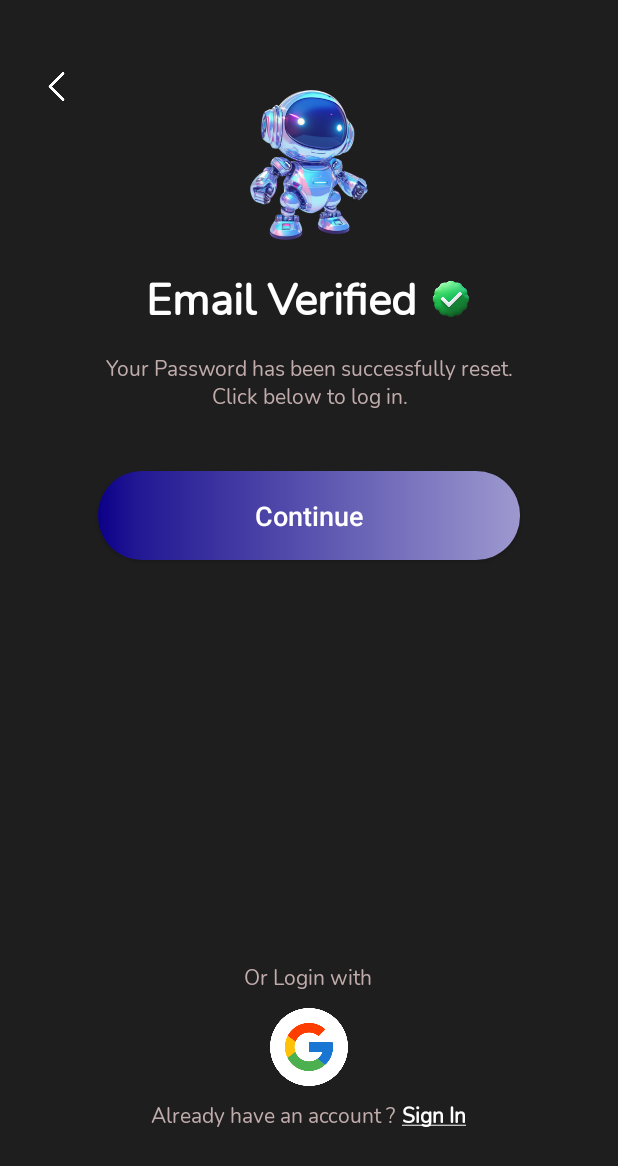
After one commit to rishabhraj1572/GemX, an Android app: the EmailVerified screen opened directly, with no data from a screen before it, on a phone screen of 412 x 824 dp. The commit adds this screen. Shown: the top 1166 px of the screen. Run offline under Robolectric (Android 15) with nearby library versions, the phone set to English and light mode, and no system bars.

Commit message:
hot fix : login and signup verification

```diff
--- /dev/null
+++ b/app/src/main/java/com/gemx/gemx/EmailVerified.java
@@ -0,0 +1,28 @@
+package com.gemx.gemx;
+
+import android.content.Intent;
+import android.os.Bundle;
+import android.widget.Button;
+import android.widget.ImageView;
+
+import androidx.annotation.Nullable;
+import androidx.appcompat.app.AppCompatActivity;
+
+public class EmailVerified extends AppCompatActivity {
+    @Override
+    protected void onCreate(@Nullable Bundle savedInstanceState) {
+        super.onCreate(savedInstanceState);
+        setContentView(R.layout.activity_email_verified_page);
+
+
+        Button continueBtn = findViewById(R.id.verify_btn);
+        ImageView back = findViewById(R.id.back);
+
+        back.setOnClickListener(v->finish());
+
+        continueBtn.setOnClickListener(v->{
+            startActivity(new Intent(this,StartConversationActivity.class));
+            finishAffinity();
+        });
+    }
+}
--- /dev/null
+++ b/app/src/main/res/layout/activity_email_verified_page.xml
@@ -0,0 +1,167 @@
+<?xml version="1.0" encoding="utf-8"?>
+<RelativeLayout xmlns:android="http://schemas.android.com/apk/res/android"
+    xmlns:tools="http://schemas.android.com/tools"
+    android:layout_width="match_parent"
+    android:layout_height="match_parent"
+    xmlns:app="http://schemas.android.com/apk/res-auto"
+    android:background="@color/background"
+    android:padding="20dp">
+
+
+    <ImageView
+        android:id="@+id/tv_login_title"
+        android:layout_width="100dp"
+        android:layout_height="100dp"
+        android:text="Login"
+        android:gravity="center"
+        android:textAlignment="center"
+        android:layout_marginTop="40dp"
+        android:textSize="28sp"
+        android:textColor="@android:color/white"
+        android:layout_alignParentTop="true"
+        android:layout_centerHorizontal="true"
+        android:layout_marginBottom="13dp"
+        app:srcCompat="@drawable/robot" />
+
+    <ImageView
+        android:id="@+id/back"
+        android:layout_width="35dp"
+        android:layout_height="35dp"
+        android:layout_alignParentStart="true"
+        android:layout_alignParentTop="true"
+        android:layout_marginStart="0dp"
+        android:layout_marginTop="20dp"
+        android:layout_marginBottom="0dp"
+        android:padding="8dp"
+        app:srcCompat="@drawable/back"
+        app:tint="@color/white"/>
+
+    <LinearLayout
+        android:id="@+id/linearLayout"
+        android:layout_width="wrap_content"
+        android:layout_height="wrap_content"
+        android:textAlignment="center"
+        android:layout_marginTop="5dp"
+        android:layout_below="@id/tv_login_title"
+        android:layout_centerHorizontal="true"
+        android:layout_marginBottom="5dp">
+
+        <TextView
+            android:id="@+id/tv_welcome_back"
+            android:layout_width="wrap_content"
+            android:layout_height="wrap_content"
+            android:text="Email Verified"
+            android:layout_gravity="center"
+            android:textAlignment="center"
+            android:textSize="29sp"
+            android:textStyle="bold"
+            android:layout_weight="1"
+            android:layout_marginEnd="8dp"
+            android:textColor="@color/white" />
+
+        <ImageView
+            android:id="@+id/imageView8"
+            android:layout_width="29sp"
+            android:layout_height="29sp"
+            android:layout_gravity="center"
+            android:layout_weight="1"
+            app:srcCompat="@drawable/verified" />
+
+
+    </LinearLayout>
+    <!-- Password EditText -->
+    <TextView
+        android:id="@+id/email_verification_string"
+        android:layout_width="281dp"
+        android:layout_height="wrap_content"
+        android:layout_below="@id/linearLayout"
+        android:layout_centerHorizontal="true"
+        android:text="@string/verified_string"
+        android:gravity="center"
+        android:textColor="@color/bottom"
+        android:layout_marginTop="10dp"/>
+
+    <!-- Login Btn -->
+    <Button
+        android:id="@+id/verify_btn"
+        android:layout_width="150dp"
+        android:layout_height="59dp"
+        android:layout_below="@id/email_verification_string"
+        android:layout_alignStart="@+id/email_verification_string"
+        android:layout_alignEnd="@+id/email_verification_string"
+        android:layout_marginTop="40dp"
+        android:background="@drawable/button_bg"
+        android:padding="12dp"
+        android:text="Continue"
+        android:textAllCaps="false"
+        android:textColor="@color/white"
+        android:textSize="18sp" />
+
+
+    <TextView
+        android:id="@+id/orlogin"
+        android:layout_width="wrap_content"
+        android:layout_height="wrap_content"
+        android:layout_above="@+id/gmail"
+        android:layout_centerHorizontal="true"
+        android:layout_marginLeft="145dp"
+        android:textColor="@color/bottom"
+        android:text="Or Login with" />
+
+    <ImageView
+        android:id="@+id/gmail"
+        android:layout_width="52dp"
+        android:layout_height="52dp"
+        android:layout_above="@+id/lastText"
+        android:layout_centerHorizontal="true"
+        android:layout_marginStart="10dp"
+        android:layout_marginTop="10dp"
+        android:layout_marginEnd="10dp"
+        android:layout_marginBottom="10dp"
+        android:src="@drawable/gmailnew" />
+
+    <!-- Bottom Line -->
+    <LinearLayout
+        android:id="@+id/lastText"
+        android:layout_width="wrap_content"
+        android:layout_height="wrap_content"
+        android:layout_alignParentBottom="true"
+        android:layout_centerInParent="true"
+        android:layout_marginBottom="50dp"
+        android:orientation="horizontal">
+
+        <LinearLayout
+            android:layout_width="match_parent"
+            android:layout_height="wrap_content"
+            android:orientation="horizontal">
+
+            <TextView
+                android:id="@+id/lastText1"
+                android:layout_width="0dp"
+                android:layout_height="wrap_content"
+                android:layout_weight="1"
+                android:textColor="@color/bottom"
+                android:text="Already have an account ?"
+                android:gravity="center_vertical"
+                android:paddingEnd="4dp" />
+
+            <TextView
+                android:id="@+id/signin"
+                android:layout_width="wrap_content"
+                android:layout_height="wrap_content"
+                android:gravity="center_vertical"
+                android:text="@string/sign_in"
+                android:textStyle="bold"
+                android:textColor="@color/white"
+                android:textAlignment="viewStart"
+                tools:ignore="RtlCompat" />
+
+        </LinearLayout>
+
+    </LinearLayout>
+
+
+
+
+
+</RelativeLayout>
--- a/app/src/main/res/values-night/strings.xml
+++ b/app/src/main/res/values-night/strings.xml
@@ -1,4 +1,4 @@
-<resources>
+<resources xmlns:android="http://schemas.android.com/apk/res/android">
     <string name="app_name">GemX</string>
     <string name="welcome_page_info">Sign in with your Email and Password or Continue with the Social Media</string>
     <string name="signup_page_title">Complete your Details or Continue with the Social Media</string>
@@ -10,4 +10,6 @@
     <string name="see_all"><u>See all</u></string>
     <string name="speak_page">I am planning a trip for our anniversary in September. What are some places we can go there within a 3 hour from Delhi ?</string>
     <string name="default_web_client_id">5170341751-cn7fru4nvpoqcerufvob39s8l1jihloq.apps.googleusercontent.com</string>
+    <string name="email_verification">Your Email ID <b><font color='white'>{email}</font></b> is not yet verified. Please verify the Email ID to proceed the next step.</string>
+    <string name="verified_string">Your Password has been successfully reset. Click below to log in.</string>
 </resources>
--- a/app/src/main/res/values/strings.xml
+++ b/app/src/main/res/values/strings.xml
@@ -1,4 +1,4 @@
-<resources>
+<resources xmlns:android="http://schemas.android.com/apk/res/android">
     <string name="app_name">GemX</string>
     <string name="welcome_page_info">Sign in with your Email and Password or Continue with the Social Media</string>
     <string name="signup_page_title">Complete your Details or Continue with the Social Media</string>
@@ -10,4 +10,6 @@
     <string name="see_all"><u>See all</u></string>
     <string name="speak_page">I am planning a trip for our anniversary in September. What are some places we can go there within a 3 hour from Delhi ?</string>
     <string name="default_web_client_id">5170341751-cn7fru4nvpoqcerufvob39s8l1jihloq.apps.googleusercontent.com</string>
+    <string name="email_verification">Your Email ID <b><font color='white'>{email}</font></b> is not yet verified. Please verify the Email ID to proceed the next step.</string>
+    <string name="verified_string">Your Password has been successfully reset. Click below to log in.</string>
 </resources>
```
Also changed, not shown: app/src/main/AndroidManifest.xml (+8 -1 lines), app/src/main/java/com/gemx/gemx/ChangePasswordActivity.java (+7 -0 lines), app/src/main/java/com/gemx/gemx/EmailVerificationActivity.java (added, +133 -0 lines), app/src/main/java/com/gemx/gemx/LoginActivity.java (+18 -4 lines), app/src/main/java/com/gemx/gemx/SignupActivity.java (+19 -4 lines), app/src/main/res/layout/activity_email_verification.xml (added, +145 -0 lines), app/src/main/res/drawable/verified.png (added).
